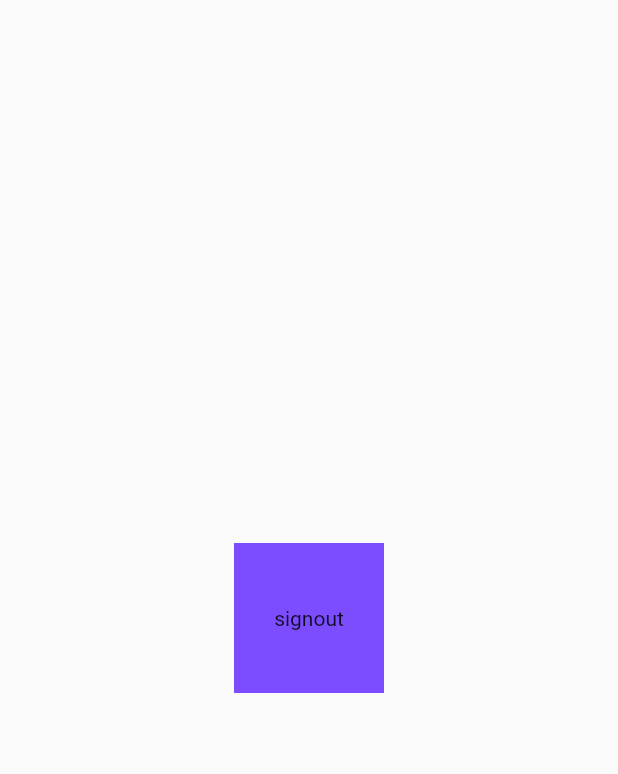
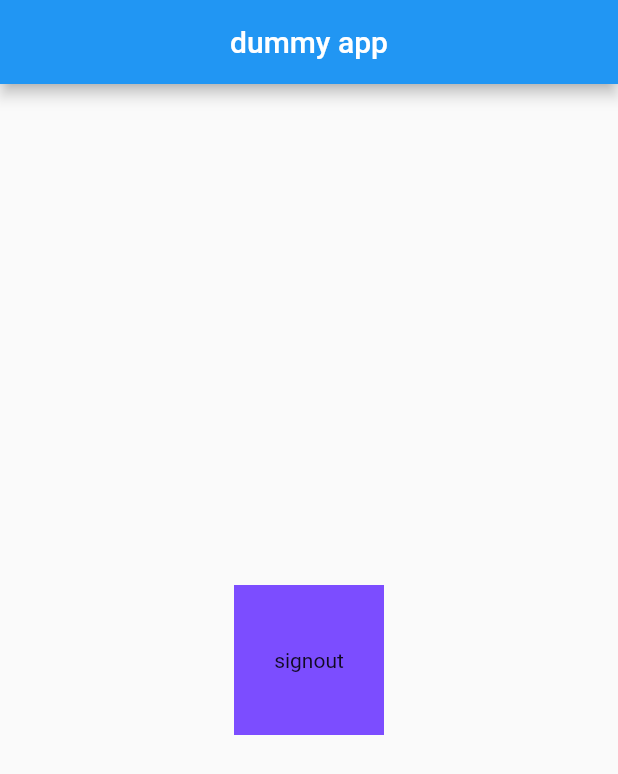
Before and after one commit to AzZaya0/dummyApp, a Flutter app: the screen it shows once a user with an empty profile is signed in, on a phone screen of 412 x 824 dp. Shown: the top 774 px of the screen. Run offline on Flutter 3.47's test engine with Material 2 defaults, Android fonts, the phone set to English and light mode, and no system bars; our stand-ins replace cloud_firestore, firebase_auth, firebase_core, google_sign_in; accounts and stored records are empty.

Commit message:
added appbar

```diff
--- a/lib/screens/home/homepage.dart
+++ b/lib/screens/home/homepage.dart
@@ -9,6 +9,10 @@ class HomePage extends StatelessWidget {
   Widget build(BuildContext context) {
     final provs = Provider.of<homePageProvider>(context);
     return Scaffold(
+      appBar: AppBar(
+        title: Text("dummy app"),
+        centerTitle: true,
+      ),
       body: GestureDetector(
         onTap: () {
           provs.signout();
@@ -18,6 +22,8 @@ class HomePage extends StatelessWidget {
           children: [
             Center(
               child: Container(
+                decoration:
+                    BoxDecoration(borderRadius: BorderRadius.circular(14)),
                 height: 100,
                 width: 100,
                 alignment: Alignment.center,
```
